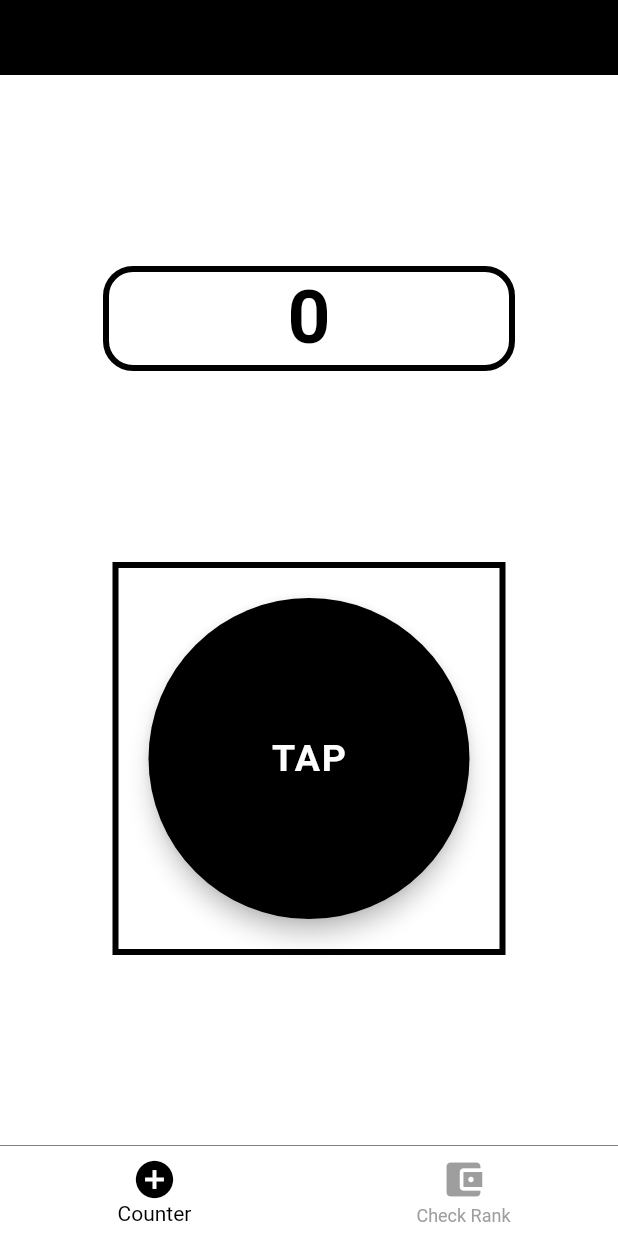
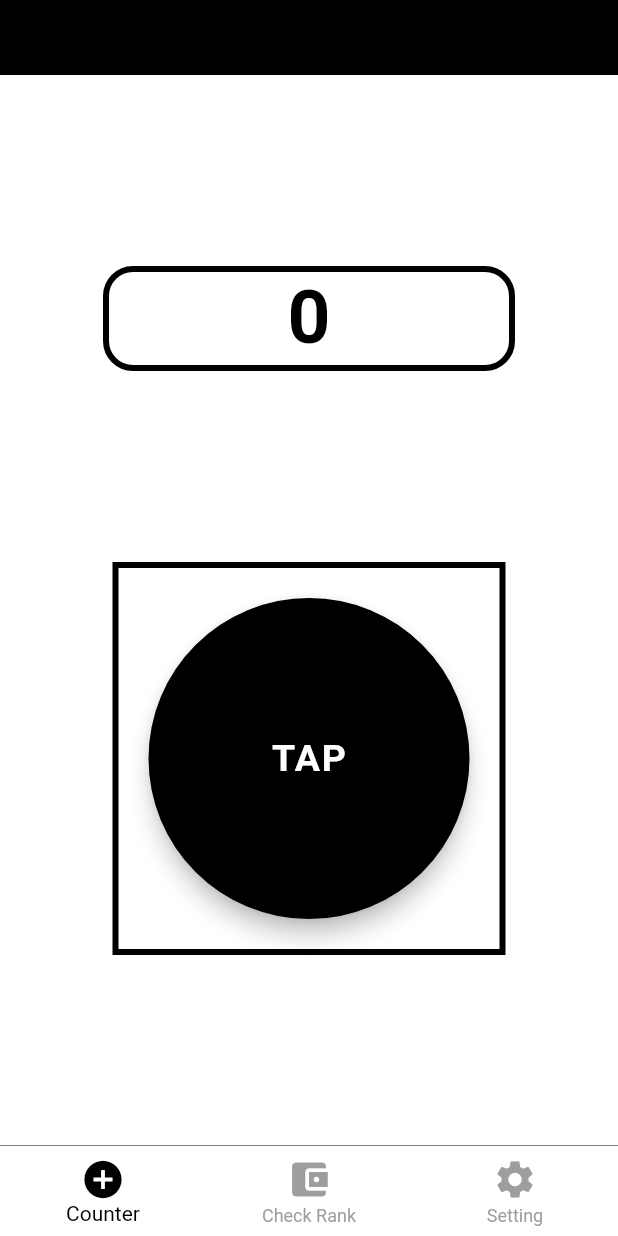
Before and after one commit to iseruuuuu/developer_count_up_app, a Flutter app: the screen it shows after launch, on a phone screen of 412 x 824 dp. Run offline on Flutter 3.47's test engine with Material 2 defaults, Android fonts, the light colour scheme and no system bars; our stand-ins replace flutter_easyloading, flutter_vector_icons, in_app_review, settings_ui, share, shared_preferences; missing offline and left inert: enum_to_string.

Commit message:
add1.0: 設定画面を追加した

```diff
--- a/lib/screen/tab_screen.dart
+++ b/lib/screen/tab_screen.dart
@@ -3,6 +3,7 @@ import 'package:developer_count_up_app/constants/color_constant.dart';
 import 'package:developer_count_up_app/preference/shared_preference.dart';
 import 'package:developer_count_up_app/screen/count_screen.dart';
 import 'package:developer_count_up_app/screen/rank_screen.dart';
+import 'package:developer_count_up_app/screen/setting_screen.dart';
 import 'package:flutter/material.dart';
 
 // Package imports:
@@ -67,6 +68,7 @@ class _TabScreenState extends State<TabScreen> {
       body: [
         const CountScreen(),
         RankScreen(counter: counter, rankColor: rankColor),
+        SettingScreen(rankColor: rankColor),
       ][selectedIndex],
       bottomNavigationBar: DecoratedBox(
         decoration: BoxDecoration(
@@ -88,11 +90,18 @@ class _TabScreenState extends State<TabScreen> {
           items: const [
             BottomNavigationBarItem(
               icon: Icon(Icons.add_circle),
+              //TODO 多言語にする
               label: 'Counter',
             ),
             BottomNavigationBarItem(
               icon: Icon(Icons.account_balance_wallet),
+              //TODO 多言語にする
               label: 'Check Rank',
+            ),
+            BottomNavigationBarItem(
+              icon: Icon(Icons.settings),
+              //TODO 多言語にする
+              label: 'Setting',
             ),
           ],
           type: BottomNavigationBarType.fixed,
```
